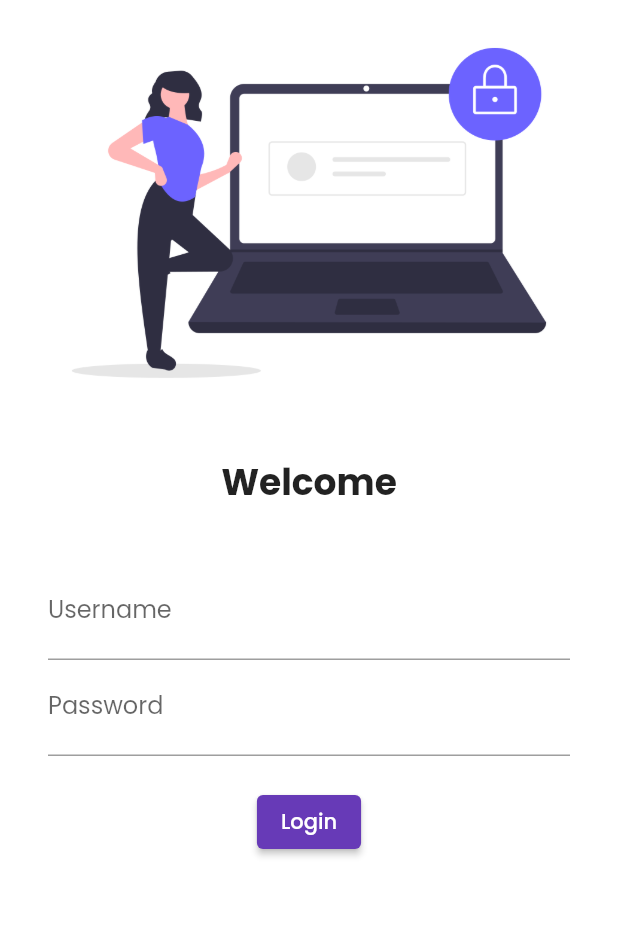
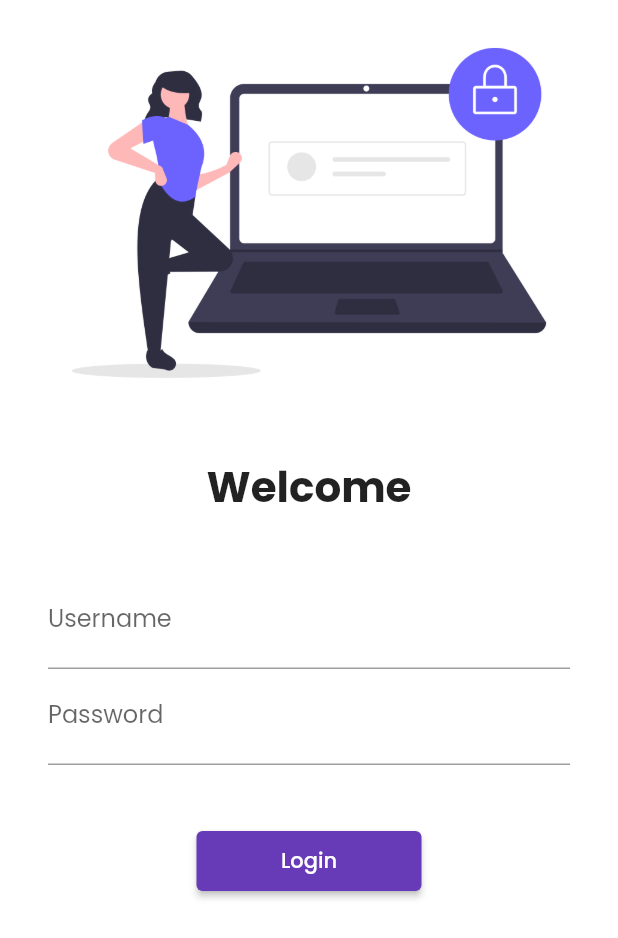
Before and after one commit to tejninal/Flutter, a Flutter app: the screen it shows after launch, on a phone screen of 412 x 824 dp. Shown: the top 938 px of the screen. Run offline on Flutter 3.47's test engine with Material 2 defaults, Android fonts, the phone set to English and light mode, and no system bars; our stand-ins replace google_fonts.

Commit message:
day 2 commited

```diff
--- a/lib/main.dart
+++ b/lib/main.dart
@@ -1,6 +1,7 @@
 import 'package:flutter/material.dart';
 import 'package:flutter_ecommerce/pages/home_page.dart';
 import 'package:flutter_ecommerce/pages/login_page.dart';
+import 'package:flutter_ecommerce/utils/routes.dart';
 import 'package:google_fonts/google_fonts.dart';
 
 void main() {
@@ -25,8 +26,8 @@ class EcommerceApp extends StatelessWidget {
 
       routes: {
         "/" : (context) => LoginPage(),
-        "/home" : (context) => Homepage(),
-        "/login" : (context) => LoginPage(),
+        MyRoutes2.homeRoute: (context) => Homepage(),
+        MyRoutes.loginRoute : (context) => LoginPage(),
       },
     );
   }
--- a/lib/pages/login_page.dart
+++ b/lib/pages/login_page.dart
@@ -1,11 +1,12 @@
 import 'package:flutter/material.dart';
+import 'package:flutter_ecommerce/utils/routes.dart';
 
 class LoginPage extends StatelessWidget {
-
   @override
   Widget build(BuildContext context) {
     return Material(
       color: Colors.white,
+      child: SingleChildScrollView(
         child: Column(
           children: [
             Image.asset(
@@ -18,7 +19,7 @@ class LoginPage extends StatelessWidget {
             Text(
               "Welcome",
               style: TextStyle(
-              fontSize: 24,
+                fontSize: 28,
                 fontWeight: FontWeight.bold,
               ),
             ),
@@ -43,21 +44,20 @@ class LoginPage extends StatelessWidget {
                     ),
                   ),
                   SizedBox(
-                  height: 20.0,
+                    height: 40.0,
                   ),
-
                   ElevatedButton(
                     child: Text("Login"),
-                  style: TextButton.styleFrom(),
+                    style: TextButton.styleFrom(minimumSize: Size(150, 40)),
                     onPressed: () {
-                    print("Hi Tej Nihal Singh");
+                      Navigator.pushNamed(context, MyRoutes2.homeRoute);
                     },
                   )
-
                 ],
               ),
             )
           ],
+        ),
       )
     );
   }
--- /dev/null
+++ b/lib/utils/routes.dart
@@ -0,0 +1,7 @@
+class MyRoutes {
+  static String loginRoute = "/login";
+}
+
+class MyRoutes2 {
+  static String homeRoute = "/home";
+}
```
Lines whose indentation alone changed are shown as unchanged.
